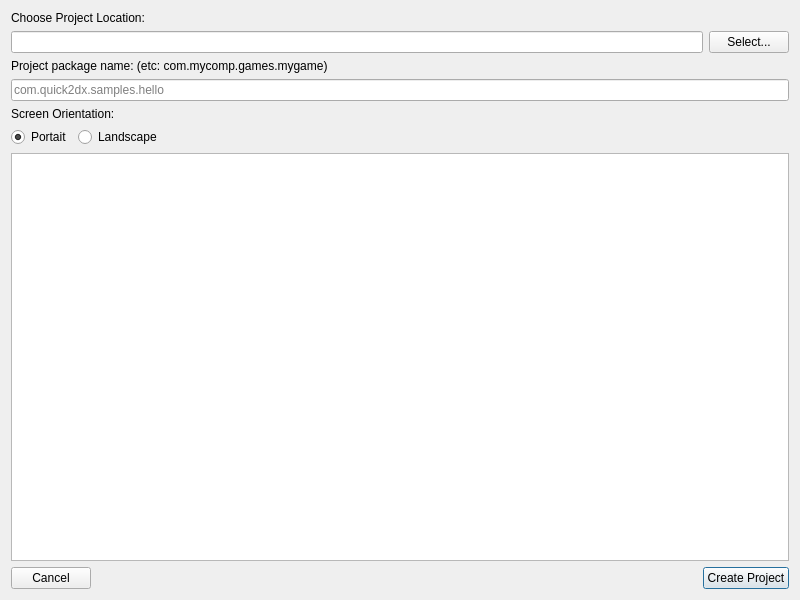
Qt form player/proj.qt/createprojectui.ui (chukong/quick-cocos2d-x) before a commit.
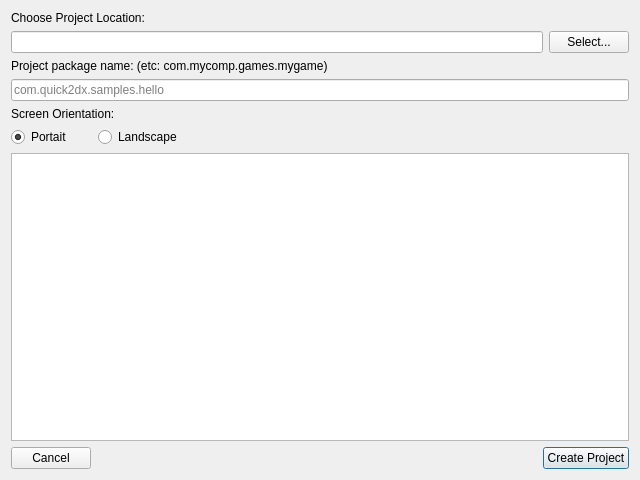
The same form after that commit.

```diff
--- a/player/proj.qt/createprojectui.ui
+++ b/player/proj.qt/createprojectui.ui
@@ -6,20 +6,20 @@
    <rect>
     <x>0</x>
     <y>0</y>
-    <width>800</width>
-    <height>600</height>
+    <width>640</width>
+    <height>480</height>
    </rect>
   </property>
   <property name="minimumSize">
    <size>
-    <width>800</width>
-    <height>600</height>
+    <width>640</width>
+    <height>480</height>
    </size>
   </property>
   <property name="maximumSize">
    <size>
-    <width>800</width>
-    <height>600</height>
+    <width>640</width>
+    <height>480</height>
    </size>
   </property>
   <property name="windowTitle">
@@ -91,6 +91,22 @@
          </property>
         </widget>
        </item>
+       <item>
+        <spacer name="horizontalSpacer_3">
+         <property name="orientation">
+          <enum>Qt::Horizontal</enum>
+         </property>
+         <property name="sizeType">
+          <enum>QSizePolicy::Minimum</enum>
+         </property>
+         <property name="sizeHint" stdset="0">
+          <size>
+           <width>20</width>
+           <height>20</height>
+          </size>
+         </property>
+        </spacer>
+       </item>
        <item>
         <widget class="QRadioButton" name="landscape">
          <property name="text">
```
Left out of the diff: 4 changed lines with no effect on the pictures.
